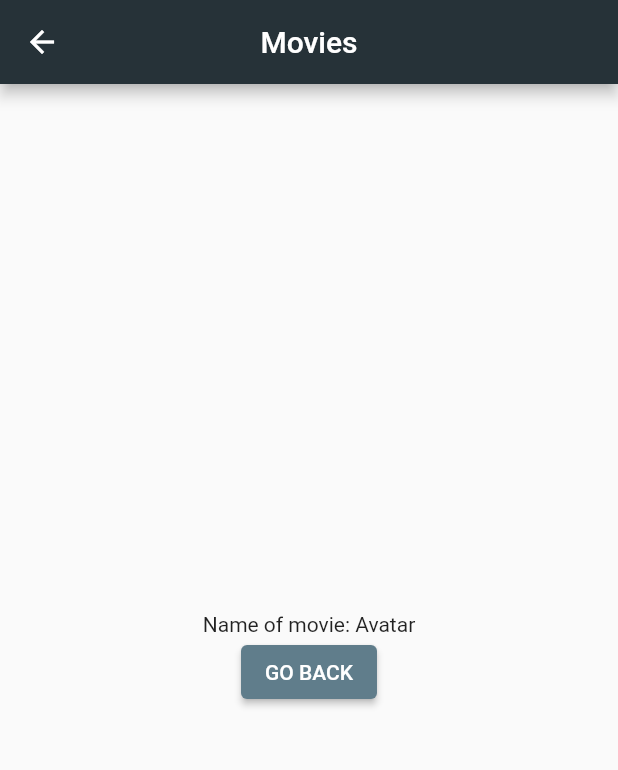
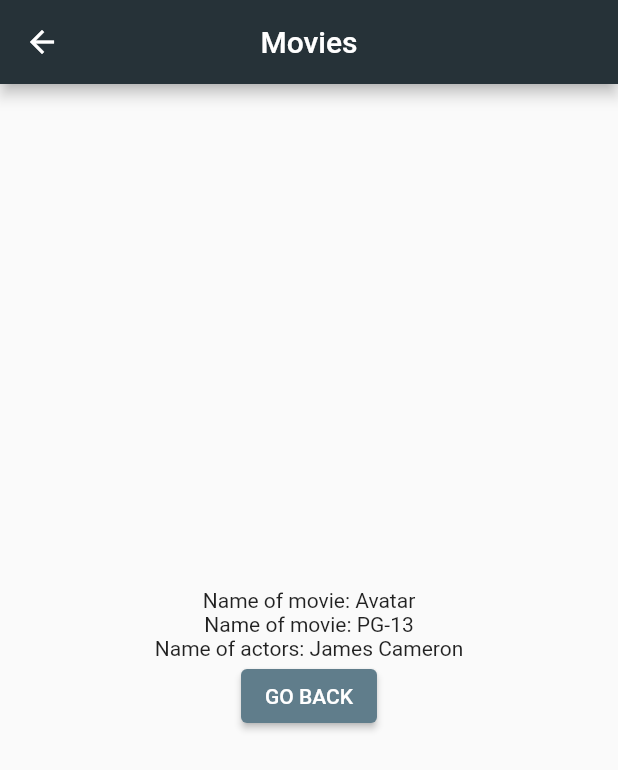
Before and after one commit to edmirmob/MovieApp, a Flutter app: the screen it shows after launch, after a tap on an icon or button, on a phone screen of 412 x 824 dp. Shown: the top 770 px of the screen. Run offline on Flutter 3.47's test engine with Material 2 defaults, Android fonts, the phone set to English and light mode, and no system bars; network calls fail.

Commit message:
Passing a Movie Object to Details Route and Showing Image

```diff
--- a/movie_app/lib/model/movie.dart
+++ b/movie_app/lib/model/movie.dart
@@ -53,6 +53,379 @@ class Movie {
           'https://images-na.ssl-images-amazon.com/images/M/MV5BMTc5MDM1OTU5OV5BMl5BanBnXkFtZTYwMjA0Nzc4._V1_.jpg',
           'https://images-na.ssl-images-amazon.com/images/M/MV5BMTA0MTI2NjMzMzFeQTJeQWpwZ15BbWU2MDMwNDc3OA@@._V1_.jpg'
         ]),
+        Movie(
+            '300',
+            '2006',
+            'R',
+            '09 Mar 2007',
+            '117 min',
+            'Action, Drama, Fantasy',
+            'Zack Snyder',
+            'Zack Snyder (screenplay), Kurt Johnstad (screenplay), Michael Gordon (screenplay), Frank Miller (graphic novel), Lynn Varley (graphic novel)',
+            'Gerard Butler, Lena Headey, Dominic West, David Wenham',
+            'King Leonidas of Sparta and a force of 300 men fight the Persians at Thermopylae in 480 B.C.',
+            'English',
+            'USA',
+            '16 wins & 42 nominations.',
+            'http://ia.media-imdb.com/images/M/MV5BMjAzNTkzNjcxNl5BMl5BanBnXkFtZTYwNDA4NjE3._V1_SX300.jpg',
+            '52',
+            '7.7',
+            '611,046',
+            'tt0416449',
+            'movie',
+            'True', [
+          'https://images-na.ssl-images-amazon.com/images/M/MV5BMTMwNTg5MzMwMV5BMl5BanBnXkFtZTcwMzA2NTIyMw@@._V1_SX1777_CR0,0,1777,937_AL_.jpg',
+          'https://images-na.ssl-images-amazon.com/images/M/MV5BMTQwNTgyNTMzNF5BMl5BanBnXkFtZTcwNDA2NTIyMw@@._V1_SX1777_CR0,0,1777,935_AL_.jpg',
+          'https://images-na.ssl-images-amazon.com/images/M/MV5BMTc0MjQzOTEwMV5BMl5BanBnXkFtZTcwMzE2NTIyMw@@._V1_SX1777_CR0,0,1777,947_AL_.jpg'
+        ]),
+        Movie(
+            'The Avengers',
+            '2012',
+            'PG-13',
+            '04 May 2012',
+            '143 min',
+            'Action, Sci-Fi, Thriller',
+            'Joss Whedon',
+            'Joss Whedon (screenplay), Zak Penn (story), Joss Whedon (story)',
+            'Robert Downey Jr., Chris Evans, Mark Ruffalo, Chris Hemsworth',
+            'Earth\'s mightiest heroes must come together and learn to fight as a team if they are to stop the mischievous Loki and his alien army from enslaving humanity.',
+            'English, Russian',
+            'USA',
+            'Nominated for 1 Oscar. Another 34 wins & 75 nominations.',
+            'http://ia.media-imdb.com/images/M/MV5BMTk2NTI1MTU4N15BMl5BanBnXkFtZTcwODg0OTY0Nw@@._V1_SX300.jpg',
+            '69',
+            '8.1',
+            '1,003,301',
+            'tt0848228',
+            'movie',
+            'True', [
+          'https://images-na.ssl-images-amazon.com/images/M/MV5BMTA0NjY0NzE4OTReQTJeQWpwZ15BbWU3MDczODg2Nzc@._V1_SX1777_CR0,0,1777,999_AL_.jpg',
+          'https://images-na.ssl-images-amazon.com/images/M/MV5BMjE1MzEzMjcyM15BMl5BanBnXkFtZTcwNDM4ODY3Nw@@._V1_SX1777_CR0,0,1777,999_AL_.jpg',
+          'https://images-na.ssl-images-amazon.com/images/M/MV5BMjMwMzM2MTg1M15BMl5BanBnXkFtZTcwNjM4ODY3Nw@@._V1_SX1777_CR0,0,1777,999_AL_.jpg',
+          'https://images-na.ssl-images-amazon.com/images/M/MV5BMTQ4NzM2Mjc5MV5BMl5BanBnXkFtZTcwMTkwOTY3Nw@@._V1_SX1777_CR0,0,1777,999_AL_.jpg',
+          'https://images-na.ssl-images-amazon.com/images/M/MV5BMTc3MzQ3NjA5N15BMl5BanBnXkFtZTcwMzY5OTY3Nw@@._V1_SX1777_CR0,0,1777,999_AL_.jpg'
+        ]),
+        Movie(
+            'The Wolf of Wall Street',
+            '2013',
+            'R',
+            '25 Dec 2013',
+            '180 min',
+            'Biography, Comedy, Crime',
+            'Martin Scorsese',
+            'Terence Winter (screenplay), Jordan Belfort (book)',
+            'Leonardo DiCaprio, Jonah Hill, Margot Robbie, Matthew McConaughey',
+            'Based on the true story of Jordan Belfort, from his rise to a wealthy stock-broker living the high life to his fall involving crime, corruption and the federal government.',
+            'English, French',
+            'USA',
+            'Nominated for 5 Oscars. Another 35 wins & 154 nominations.',
+            'http://ia.media-imdb.com/images/M/MV5BMjIxMjgxNTk0MF5BMl5BanBnXkFtZTgwNjIyOTg2MDE@._V1_SX300.jpg',
+            '75',
+            '8.2',
+            '786,985',
+            'tt0993846',
+            'movie',
+            'True', [
+          'https://images-na.ssl-images-amazon.com/images/M/MV5BNDIwMDIxNzk3Ml5BMl5BanBnXkFtZTgwMTg0MzQ4MDE@._V1_SX1500_CR0,0,1500,999_AL_.jpg',
+          'https://images-na.ssl-images-amazon.com/images/M/MV5BMTc0NzAxODAyMl5BMl5BanBnXkFtZTgwMDg0MzQ4MDE@._V1_SX1500_CR0,0,1500,999_AL_.jpg',
+          'https://images-na.ssl-images-amazon.com/images/M/MV5BMTExMDk1MDE4NzVeQTJeQWpwZ15BbWU4MDM4NDM0ODAx._V1_SX1500_CR0,0,1500,999_AL_.jpg',
+          'https://images-na.ssl-images-amazon.com/images/M/MV5BMTg3MTY4NDk4Nl5BMl5BanBnXkFtZTgwNjc0MzQ4MDE@._V1_SX1500_CR0,0,1500,999_AL_.jpg',
+          'https://images-na.ssl-images-amazon.com/images/M/MV5BMTgzMTg4MDI0Ml5BMl5BanBnXkFtZTgwOTY0MzQ4MDE@._V1_SY1000_CR0,0,1553,1000_AL_.jpg'
+        ]),
+        Movie(
+            'Interstellar',
+            '2014',
+            'PG-13',
+            '07 Nov 2014',
+            '169 min',
+            'Adventure, Drama, Sci-Fi',
+            'Christopher Nolan',
+            'Jonathan Nolan, Christopher Nolan',
+            'Ellen Burstyn, Matthew McConaughey, Mackenzie Foy, John Lithgow',
+            'A team of explorers travel through a wormhole in space in an attempt to ensure humanity\'s survival.',
+            'English',
+            'USA, UK',
+            'Won 1 Oscar. Another 39 wins & 134 nominations.',
+            'http://ia.media-imdb.com/images/M/MV5BMjIxNTU4MzY4MF5BMl5BanBnXkFtZTgwMzM4ODI3MjE@._V1_SX300.jpg',
+            '74',
+            '8.6',
+            '937,412',
+            'tt0816692',
+            'movie',
+            'True', [
+          'https://images-na.ssl-images-amazon.com/images/M/MV5BMjA3NTEwOTMxMV5BMl5BanBnXkFtZTgwMjMyODgxMzE@._V1_SX1500_CR0,0,1500,999_AL_.jpg',
+          'https://images-na.ssl-images-amazon.com/images/M/MV5BMzQ5ODE2MzEwM15BMl5BanBnXkFtZTgwMTMyODgxMzE@._V1_SX1500_CR0,0,1500,999_AL_.jpg',
+          'https://images-na.ssl-images-amazon.com/images/M/MV5BMTg4Njk4MzY0Nl5BMl5BanBnXkFtZTgwMzIyODgxMzE@._V1_SX1500_CR0,0,1500,999_AL_.jpg',
+          'https://images-na.ssl-images-amazon.com/images/M/MV5BMzE3MTM0MTc3Ml5BMl5BanBnXkFtZTgwMDIyODgxMzE@._V1_SX1500_CR0,0,1500,999_AL_.jpg',
+          'https://images-na.ssl-images-amazon.com/images/M/MV5BNjYzNjE2NDk3N15BMl5BanBnXkFtZTgwNzEyODgxMzE@._V1_SX1500_CR0,0,1500,999_AL_.jpg'
+        ]),
+        Movie(
+            'Game of Thrones',
+            '2011–',
+            'TV-MA',
+            '17 Apr 2011',
+            '56 min',
+            'Adventure, Drama, Fantasy',
+            'N/A',
+            'David Benioff, D.B. Weiss',
+            'Peter Dinklage, Lena Headey, Emilia Clarke, Kit Harington',
+            'While a civil war brews between several noble families in Westeros, the children of the former rulers of the land attempt to rise up to power. Meanwhile a forgotten race, bent on destruction, plans to return after thousands of years in the North.',
+            'English',
+            'USA, UK',
+            'Won 1 Golden Globe. Another 185 wins & 334 nominations.',
+            'http://ia.media-imdb.com/images/M/MV5BMjM5OTQ1MTY5Nl5BMl5BanBnXkFtZTgwMjM3NzMxODE@._V1_SX300.jpg',
+            'N/A',
+            '9.5',
+            '1,046,830',
+            'tt0944947',
+            'series',
+            '7', [
+          'https://images-na.ssl-images-amazon.com/images/M/MV5BNDc1MGUyNzItNWRkOC00MjM1LWJjNjMtZTZlYWIxMGRmYzVlXkEyXkFqcGdeQXVyMzU3MDEyNjk@._V1_SX1777_CR0,0,1777,999_AL_.jpg',
+          'https://images-na.ssl-images-amazon.com/images/M/MV5BZjZkN2M5ODgtMjQ2OC00ZjAxLWE1MjMtZDE0OTNmNGM0NWEwXkEyXkFqcGdeQXVyNjUxNzgwNTE@._V1_SX1777_CR0,0,1777,999_AL_.jpg',
+          'https://images-na.ssl-images-amazon.com/images/M/MV5BMDk4Y2Y1MDAtNGVmMC00ZTlhLTlmMmQtYjcyN2VkNzUzZjg2XkEyXkFqcGdeQXVyNjUxNzgwNTE@._V1_SX1777_CR0,0,1777,999_AL_.jpg',
+          'https://images-na.ssl-images-amazon.com/images/M/MV5BNjZjNWIzMzQtZWZjYy00ZTkwLWJiMTYtOWRkZDBhNWJhY2JmXkEyXkFqcGdeQXVyMjk3NTUyOTc@._V1_SX1777_CR0,0,1777,999_AL_.jpg',
+          'https://images-na.ssl-images-amazon.com/images/M/MV5BNTMyMTRjZWEtM2UxMS00ZjU5LWIxMTYtZDA5YmJhZmRjYTc4XkEyXkFqcGdeQXVyMjk3NTUyOTc@._V1_SX1777_CR0,0,1777,999_AL_.jpg'
+        ]),
+        Movie(
+            'Vikings',
+            '2013–',
+            'TV-14',
+            '03 Mar 2013',
+            '44 min',
+            'Action, Drama, History',
+            'N/A',
+            'Michael Hirst',
+            'Travis Fimmel, Clive Standen, Gustaf Skarsgård, Katheryn Winnick',
+            'The world of the Vikings is brought to life through the journey of Ragnar Lothbrok, the first Viking to emerge from Norse legend and onto the pages of history - a man on the edge of myth.',
+            'English, Old English, Norse, Old, Latin',
+            'Ireland, Canada',
+            'Nominated for 7 Primetime Emmys. Another 17 wins & 49 nominations.',
+            'http://ia.media-imdb.com/images/M/MV5BOTEzNzI3MDc0N15BMl5BanBnXkFtZTgwMzk1MzA5NzE@._V1_SX300.jpg',
+            'N/A',
+            '8.6',
+            '198,041',
+            'tt2306299',
+            'series',
+            '5', [
+          'https://images-na.ssl-images-amazon.com/images/M/MV5BMjM5MTM1ODUxNV5BMl5BanBnXkFtZTgwNTAzOTI2ODE@._V1_.jpg',
+          'https://images-na.ssl-images-amazon.com/images/M/MV5BNzU2NDcxODMyOF5BMl5BanBnXkFtZTgwNDAzOTI2ODE@._V1_.jpg',
+          'https://images-na.ssl-images-amazon.com/images/M/MV5BMjMzMzIzOTU2M15BMl5BanBnXkFtZTgwODMzMTkyODE@._V1_SY1000_SX1500_AL_.jpg',
+          'https://images-na.ssl-images-amazon.com/images/M/MV5BMTQ2NTQ2MDA3NF5BMl5BanBnXkFtZTgwODkxMDUxODE@._V1_SY1000_SX1500_AL_.jpg',
+          'https://images-na.ssl-images-amazon.com/images/M/MV5BMTcxOTQ3NTA5N15BMl5BanBnXkFtZTgwMzExMDUxODE@._V1_SY1000_SX1500_AL_.jpg'
+        ]),
+        Movie(
+            'Gotham',
+            '2014–',
+            'TV-14',
+            '01 Aug 2014',
+            '42 min',
+            'Action, Crime, Drama',
+            'N/A',
+            'Bruno Heller',
+            'Ben McKenzie, Donal Logue, David Mazouz, Sean Pertwee',
+            'The story behind Detective James Gordon\'s rise to prominence in Gotham City in the years before Batman\'s arrival.',
+            'English',
+            'USA',
+            'Nominated for 4 Primetime Emmys. Another 3 wins & 22 nominations.',
+            'http://ia.media-imdb.com/images/M/MV5BMTY2MjMwNDE4OV5BMl5BanBnXkFtZTgwNjI1NjU0OTE@._V1_SX300.jpg',
+            'N/A',
+            '8.0',
+            '133,375',
+            'tt3749900',
+            'series',
+            '3', [
+          'https://images-na.ssl-images-amazon.com/images/M/MV5BNDI3ODYyODY4OV5BMl5BanBnXkFtZTgwNjE5NDMwMDI@._V1_SY1000_SX1500_AL_.jpg',
+          'https://images-na.ssl-images-amazon.com/images/M/MV5BMjA5OTExMTIwNF5BMl5BanBnXkFtZTgwMjI5NDMwMDI@._V1_SY1000_SX1500_AL_.jpg',
+          'https://images-na.ssl-images-amazon.com/images/M/MV5BMTA3MDY2NjA3MzBeQTJeQWpwZ15BbWU4MDU0MDkzODgx._V1_SX1499_CR0,0,1499,999_AL_.jpg',
+          'https://images-na.ssl-images-amazon.com/images/M/MV5BMjM3MzYzNDgzOV5BMl5BanBnXkFtZTgwMjQwOTM4ODE@._V1_SY1000_CR0,0,1498,1000_AL_.jpg',
+          'https://images-na.ssl-images-amazon.com/images/M/MV5BMjQwODAyNjk0NF5BMl5BanBnXkFtZTgwODU4MzMyODE@._V1_SY1000_CR0,0,1500,1000_AL_.jpg'
+        ]),
+        Movie(
+            'Power',
+            '2014–',
+            'TV-MA',
+            'N/A',
+            '50 min',
+            'Crime, Drama',
+            'N/A',
+            'Courtney Kemp Agboh',
+            'Omari Hardwick, Joseph Sikora, Andy Bean, Lela Loren',
+            'James \'Ghost\' St. Patrick, a wealthy New York night club owner who has it all, catering for the city\'s elite and dreaming big, lives a double life as a drug kingpin.',
+            'English',
+            'USA',
+            '1 win & 6 nominations.',
+            'http://ia.media-imdb.com/images/M/MV5BOTA4NTkzMjUzOF5BMl5BanBnXkFtZTgwNzg5ODkxOTE@._V1_SX300.jpg',
+            'N/A',
+            '8.0',
+            '14,770',
+            'tt3281796',
+            'series',
+            '3', [
+          'https://images-na.ssl-images-amazon.com/images/M/MV5BMTc2ODg0MzMzM15BMl5BanBnXkFtZTgwODYxODA5NTE@._V1_SY1000_SX1500_AL_.jpg',
+          'https://images-na.ssl-images-amazon.com/images/M/MV5BMTcyMjA0MzczNV5BMl5BanBnXkFtZTgwNTIyODA5NTE@._V1_SY1000_SX1500_AL_.jpg',
+          'https://images-na.ssl-images-amazon.com/images/M/MV5BMTk0MTI0NzQ2NV5BMl5BanBnXkFtZTgwMDkxODA5NTE@._V1_SY1000_SX1500_AL_.jpg',
+          'https://images-na.ssl-images-amazon.com/images/M/MV5BMTQ4Mzk1ODcxM15BMl5BanBnXkFtZTgwNDQyODA5NTE@._V1_SY1000_SX1500_AL_.jpg',
+          'https://images-na.ssl-images-amazon.com/images/M/MV5BMTUwNTE0NDI1M15BMl5BanBnXkFtZTgwMDQyODA5NTE@._V1_SY1000_SX1500_AL_.jpg'
+        ]),
+        Movie(
+            'Narcos',
+            '2015–',
+            'TV-MA',
+            '28 Aug 2015',
+            '49 min',
+            'Biography, Crime, Drama',
+            'N/A',
+            'Carlo Bernard, Chris Brancato, Doug Miro, Paul Eckstein',
+            'Wagner Moura, Boyd Holbrook, Pedro Pascal, Joanna Christie',
+            'A chronicled look at the criminal exploits of Colombian drug lord Pablo Escobar.',
+            'English, Spanish',
+            'USA',
+            'Nominated for 2 Golden Globes. Another 4 nominations.',
+            'http://ia.media-imdb.com/images/M/MV5BMTU0ODQ4NDg2OF5BMl5BanBnXkFtZTgwNzczNTE4OTE@._V1_SX300.jpg',
+            'N/A',
+            '8.9',
+            '118,680',
+            'tt2707408',
+            'series',
+            '2', [
+          'https://images-na.ssl-images-amazon.com/images/M/MV5BMTk2MDMzMTc0MF5BMl5BanBnXkFtZTgwMTAyMzA1OTE@._V1_SX1500_CR0,0,1500,999_AL_.jpg',
+          'https://images-na.ssl-images-amazon.com/images/M/MV5BMjIxMDkyOTEyNV5BMl5BanBnXkFtZTgwNjY3Mjc3OTE@._V1_SY1000_SX1500_AL_.jpg',
+          'https://images-na.ssl-images-amazon.com/images/M/MV5BMjA2NDUwMTU2NV5BMl5BanBnXkFtZTgwNTI1Mzc3OTE@._V1_SY1000_CR0,0,1499,1000_AL_.jpg',
+          'https://images-na.ssl-images-amazon.com/images/M/MV5BODA1NjAyMTQ3Ml5BMl5BanBnXkFtZTgwNjI1Mzc3OTE@._V1_SY1000_CR0,0,1499,1000_AL_.jpg',
+          'https://images-na.ssl-images-amazon.com/images/M/MV5BMTU0NzQ0OTAwNl5BMl5BanBnXkFtZTgwMDAyMzA1OTE@._V1_SX1500_CR0,0,1500,999_AL_.jpg'
+        ]),
+        Movie(
+            'Breaking Bad',
+            '2008–2013',
+            'TV-14',
+            '20 Jan 2008',
+            '49 min',
+            'Crime, Drama, Thriller',
+            'N/A',
+            'Vince Gilligan',
+            'Bryan Cranston, Anna Gunn, Aaron Paul, Dean Norris',
+            'A high school chemistry teacher diagnosed with inoperable lung cancer turns to manufacturing and selling methamphetamine in order to secure his family\'s financial future.',
+            'English, Spanish',
+            'USA',
+            'Won 2 Golden Globes. Another 132 wins & 218 nominations.',
+            'http://ia.media-imdb.com/images/M/MV5BMTQ0ODYzODc0OV5BMl5BanBnXkFtZTgwMDk3OTcyMDE@._V1_SX300.jpg',
+            'N/A',
+            '9.5',
+            '889,883',
+            'tt0903747',
+            'series',
+            '5', [
+          'https://images-na.ssl-images-amazon.com/images/M/MV5BMTgyMzI5NDc5Nl5BMl5BanBnXkFtZTgwMjM0MTI2MDE@._V1_SY1000_CR0,0,1498,1000_AL_.jpg',
+          'https://images-na.ssl-images-amazon.com/images/M/MV5BMTQ2NDkwNDk5NV5BMl5BanBnXkFtZTgwNDM0MTI2MDE@._V1_SY1000_CR0,0,1495,1000_AL_.jpg',
+          'https://images-na.ssl-images-amazon.com/images/M/MV5BMTM4NDcyNDMzMF5BMl5BanBnXkFtZTgwOTI0MTI2MDE@._V1_SY1000_CR0,0,1495,1000_AL_.jpg',
+          'https://images-na.ssl-images-amazon.com/images/M/MV5BMTAzMTczMjM3NjFeQTJeQWpwZ15BbWU4MDc1MTI1MzAx._V1_SY1000_CR0,0,1495,1000_AL_.jpg',
+          'https://images-na.ssl-images-amazon.com/images/M/MV5BMjA5MTE3MTgwMF5BMl5BanBnXkFtZTgwOTQxMjUzMDE@._V1_SX1500_CR0,0,1500,999_AL_.jpg'
+        ]),
+        Movie(
+            'Doctor Strange',
+            '2016',
+            'N/A',
+            '04 Nov 2016',
+            'N/A',
+            'Action, Adventure, Fantasy',
+            'Scott Derrickson',
+            'Scott Derrickson (screenplay), C. Robert Cargill (screenplay), Jon Spaihts (story by), Scott Derrickson (story by), C. Robert Cargill (story by), Steve Ditko (comic book)',
+            'Rachel McAdams, Benedict Cumberbatch, Mads Mikkelsen, Tilda Swinton',
+            'After his career is destroyed, a brilliant but arrogant and conceited surgeon gets a new lease on life when a sorcerer takes him under her wing and trains him to defend the world against evil.',
+            'English',
+            'USA',
+            'N/A',
+            'http://ia.media-imdb.com/images/M/MV5BNjgwNzAzNjk1Nl5BMl5BanBnXkFtZTgwMzQ2NjI1OTE@._V1_SX300.jpg',
+            'N/A',
+            'N/A',
+            'N/A',
+            'tt1211837',
+            'movie',
+            'True', [
+          'https://images-na.ssl-images-amazon.com/images/M/MV5BMjM3ODc1ODI5Ml5BMl5BanBnXkFtZTgwODMzMDY3OTE@._V1_.jpg',
+          'https://images-na.ssl-images-amazon.com/images/M/MV5BMTgxNTAyNTU0NV5BMl5BanBnXkFtZTgwNzMzMDY3OTE@._V1_.jpg',
+          'https://images-na.ssl-images-amazon.com/images/M/MV5BMjE5NDc5NzUwNV5BMl5BanBnXkFtZTgwMDM3MDM2NzE@._V1_.jpg'
+        ]),
+        Movie(
+            'Rogue One: A Star Wars Story',
+            '2016',
+            'N/A',
+            '16 Dec 2016',
+            'N/A',
+            'Action, Adventure, Sci-Fi',
+            'Gareth Edwards',
+            'Chris Weitz (screenplay), Tony Gilroy (screenplay), John Knoll (story), Gary Whitta (story), George Lucas (characters)',
+            'Felicity Jones, Riz Ahmed, Mads Mikkelsen, Ben Mendelsohn',
+            'The Rebellion makes a risky move to steal the plans to the Death Star, setting up the epic saga to follow.',
+            'English',
+            'USA',
+            '1 nomination.',
+            'https://images-na.ssl-images-amazon.com/images/M/MV5BMjQyMzI2OTA3OF5BMl5BanBnXkFtZTgwNDg5NjQ0OTE@._V1_SY1000_CR0,0,674,1000_AL_.jpg',
+            'N/A',
+            'N/A',
+            'N/A',
+            'tt3748528',
+            'movie',
+            'True', [
+          'https://images-na.ssl-images-amazon.com/images/M/MV5BMjE3MzA4Nzk3NV5BMl5BanBnXkFtZTgwNjAxMTc1ODE@._V1_SX1777_CR0,0,1777,744_AL_.jpg',
+          'https://images-na.ssl-images-amazon.com/images/M/MV5BNDMxMTQzMjQxM15BMl5BanBnXkFtZTgwNzAxMTc1ODE@._V1_SX1777_CR0,0,1777,744_AL_.jpg',
+          'https://images-na.ssl-images-amazon.com/images/M/MV5BMTUyNjkxOTk5NV5BMl5BanBnXkFtZTgwODAxMTc1ODE@._V1_SX1777_CR0,0,1777,744_AL_.jpg',
+          'https://images-na.ssl-images-amazon.com/images/M/MV5BNjM4MzExNDAyNl5BMl5BanBnXkFtZTgwOTAxMTc1ODE@._V1_SX1777_CR0,0,1777,744_AL_.jpg',
+          'https://images-na.ssl-images-amazon.com/images/M/MV5BMjE3NTgxMDcyNV5BMl5BanBnXkFtZTgwMDExMTc1ODE@._V1_SX1777_CR0,0,1777,744_AL_.jpg'
+        ]),
+        Movie(
+            'Assassin\'s Creed',
+            '2016',
+            'N/A',
+            '21 Dec 2016',
+            'N/A',
+            'Action, Adventure, Fantasy',
+            'Justin Kurzel',
+            'Bill Collage (screenplay), Adam Cooper (screenplay), Michael Lesslie (screenplay)',
+            'Michael Fassbender, Michael Kenneth Williams, Marion Cotillard, Jeremy Irons',
+            'When Callum Lynch explores the memories of his ancestor Aguilar and gains the skills of a Master Assassin, he discovers he is a descendant of the secret Assassins society.',
+            'English',
+            'UK, France, USA, Hong Kong',
+            'N/A',
+            'http://ia.media-imdb.com/images/M/MV5BMTU2MTQwMjU1OF5BMl5BanBnXkFtZTgwMDA5NjU5ODE@._V1_SX300.jpg',
+            'N/A',
+            'N/A',
+            'N/A',
+            'tt2094766',
+            'movie',
+            'True', [
+          'https://images-na.ssl-images-amazon.com/images/M/MV5BN2EyYzgyOWEtNTY2NS00NjRjLWJiNDYtMWViMjg5MWZjYjgzXkEyXkFqcGdeQXVyNjUwNzk3NDc@._V1_.jpg',
+          'https://images-na.ssl-images-amazon.com/images/M/MV5BMTYwOWYzOTctOTc4My00ZmJkLTgzMTctMmUxNDI5ODQzYzNjXkEyXkFqcGdeQXVyNDAyODU1Njc@._V1_SX1500_CR0,0,1500,999_AL_.jpg',
+          'https://images-na.ssl-images-amazon.com/images/M/MV5BZTY5ZGUxMTAtYTU0OC00NGQ2LTkzNzgtZGZmNjlmNjY3MGU0XkEyXkFqcGdeQXVyNTY0MTkxMTg@._V1_SY1000_CR0,0,1500,1000_AL_.jpg',
+          'https://images-na.ssl-images-amazon.com/images/M/MV5BZjA0MWYwZTEtYzc5Yi00NGM2LTg1YTctNjY2YzQ0NDJhZDAwXkEyXkFqcGdeQXVyNDAyODU1Njc@._V1_SY1000_CR0,0,1499,1000_AL_.jpg'
+        ]),
+        Movie(
+            'Luke Cage',
+            '2016–',
+            'TV-MA',
+            '30 Sep 2016',
+            '55 min',
+            'Action, Crime, Drama',
+            'N/A',
+            'Cheo Hodari Coker',
+            'Mahershala Ali, Mike Colter, Frankie Faison, Erik LaRay Harvey',
+            'Given superstrength and durability by a sabotaged experiment, a wrongly accused man escapes prison to become a superhero for hire.',
+            'English',
+            'USA',
+            'N/A',
+            'http://ia.media-imdb.com/images/M/MV5BMTcyMzc1MjI5MF5BMl5BanBnXkFtZTgwMzE4ODY2OTE@._V1_SX300.jpg',
+            'N/A',
+            'N/A',
+            'N/A',
+            'tt3322314',
+            'series',
+            '1', [
+          'https://images-na.ssl-images-amazon.com/images/M/MV5BMjMxNjc1NjI0NV5BMl5BanBnXkFtZTgwNzA0NzY0ODE@._V1_SY1000_CR0,0,1497,1000_AL_.jpg',
+          'https://images-na.ssl-images-amazon.com/images/M/MV5BMjI1MDg3NjY2OF5BMl5BanBnXkFtZTgwNDE1NDU4OTE@._V1_SY1000_CR0,0,1497,1000_AL_.jpg',
+          'https://images-na.ssl-images-amazon.com/images/M/MV5BOTYzOTQyNDYxNl5BMl5BanBnXkFtZTgwNzA1NDU4OTE@._V1_SY1000_CR0,0,1498,1000_AL_.jpg',
+          'https://images-na.ssl-images-amazon.com/images/M/MV5BMTgxMjA3MTQ5Ml5BMl5BanBnXkFtZTgwOTA1NDU4OTE@._V1_SY1000_CR0,0,1498,1000_AL_.jpg',
+          'https://images-na.ssl-images-amazon.com/images/M/MV5BMjMyNjg5ODYwNF5BMl5BanBnXkFtZTgwMTE1NDU4OTE@._V1_SY1000_CR0,0,1477,1000_AL_.jpg'
+        ])
       ];
 
   final String title;
--- a/movie_app/lib/movie_list_view.dart
+++ b/movie_app/lib/movie_list_view.dart
@@ -37,8 +37,14 @@ class MovieListView extends StatelessWidget {
                 leading: CircleAvatar(
                   backgroundColor: Colors.blueAccent,
                   child: Container(
-                    decoration:
-                        BoxDecoration(borderRadius: BorderRadius.circular(14)),
+                    height: 200,
+                    width: 200,
+                    decoration: BoxDecoration(
+                      borderRadius: BorderRadius.circular(14),
+                      image: DecorationImage(
+                        image: NetworkImage(listMovie[index].images[0],),fit: BoxFit.cover
+                      )
+                    ),
                     child: Text('H'),
                   ),
                 ),
@@ -49,6 +55,7 @@ class MovieListView extends StatelessWidget {
                     MaterialPageRoute(builder: (context) {
                   return MovieListViewDetails(
                     movieName: listMovie[index].title,
+                    movie: listMovie[index],
                   );
                 })),
               ),
--- a/movie_app/lib/movie_list_view_details.dart
+++ b/movie_app/lib/movie_list_view_details.dart
@@ -1,10 +1,12 @@
 import 'package:flutter/material.dart';
+import 'package:movie_app/model/movie.dart';
 
 class MovieListViewDetails extends StatelessWidget {
-
-  const MovieListViewDetails({Key key, this.movieName}) : super(key: key);
+  const MovieListViewDetails({Key key, this.movieName, this.movie})
+      : super(key: key);
 
   final String movieName;
+  final Movie movie;
 
   @override
   Widget build(BuildContext context) {
@@ -19,10 +21,12 @@ class MovieListViewDetails extends StatelessWidget {
           mainAxisAlignment: MainAxisAlignment.center,
           children: [
             Text('Name of movie: $movieName'),
+            Text('Name of movie: ${movie.rated}'),
+            Text('Name of actors: ${movie.writer}'),
             Container(
-            child: ElevatedButton(onPressed: ()=>Navigator.pop(context),
-            child: Text('GO BACK'))
-          ),
+                child: ElevatedButton(
+                    onPressed: () => Navigator.pop(context),
+                    child: Text('GO BACK'))),
           ],
         ),
       ),
```
Lines whose indentation alone changed are shown as unchanged.
